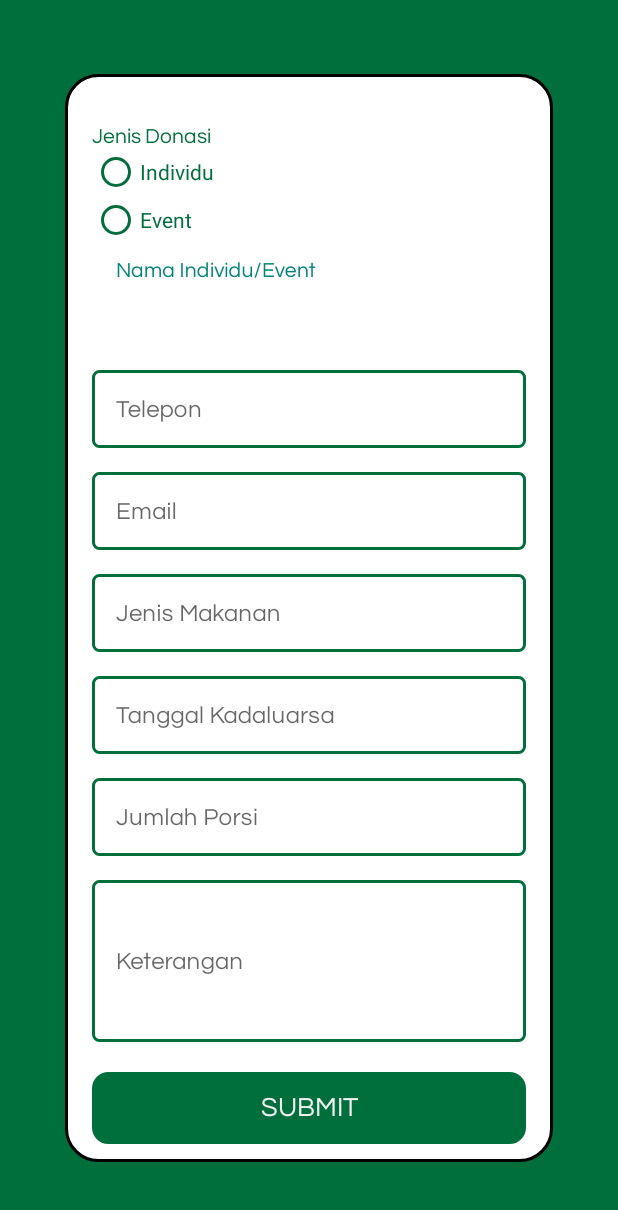
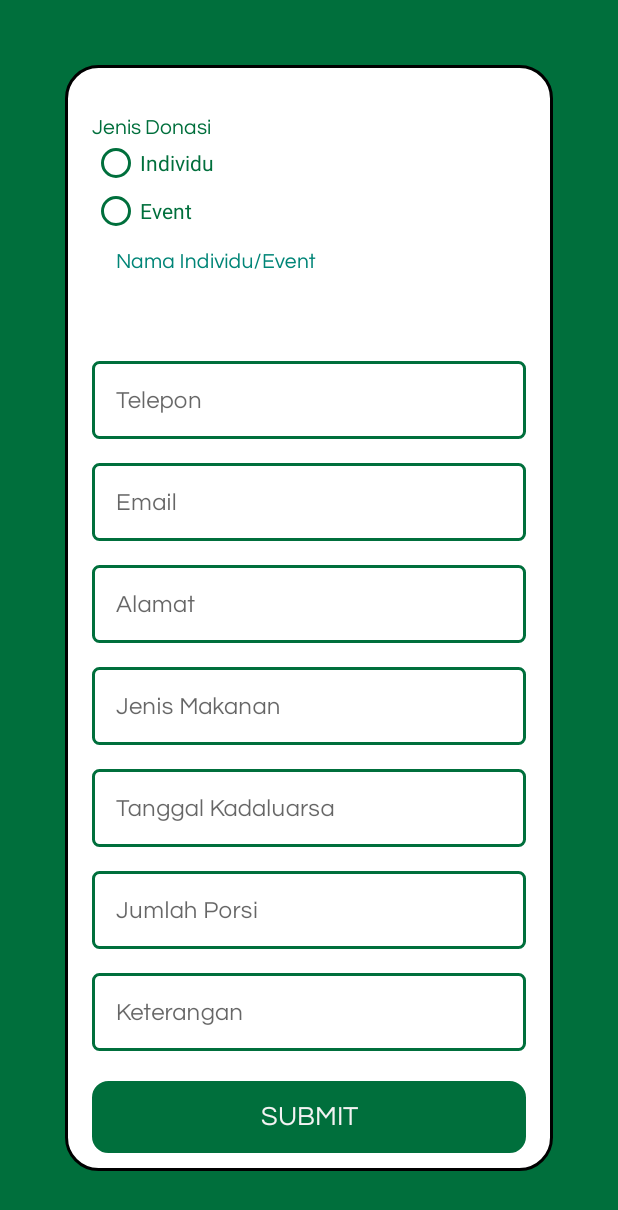
Before and after one commit to rifdahneta/Foodless, an Android app: the Form screen opened directly, with no data from a screen before it, after a tap on "SUBMIT", on a phone screen of 412 x 824 dp. Shown: the top 1210 px of the screen. Run offline under Robolectric (Android 15) with nearby library versions, the phone set to English and light mode, and no system bars; our stand-ins replace Firebase (no records; nobody signed in at launch, a user with empty details on screens opened directly).

Commit message:
add alamat di form

```diff
--- a/app/src/main/java/pnj/ac/id/foodless/Activity/Form.java
+++ b/app/src/main/java/pnj/ac/id/foodless/Activity/Form.java
@@ -19,11 +19,11 @@ import pnj.ac.id.foodless.R;
 public class Form extends AppCompatActivity implements View.OnClickListener {
 
 
-    private EditText formNama, formTelepon, formEmail, formJenisMakanan, formKadaluarsa, formPorsi, formKeterangan;
+    private EditText formNama, formTelepon, formEmail, formJenisMakanan, formKadaluarsa, formPorsi, formKeterangan, formAlamat;
     private Button btnForm;
     private RadioGroup radioJenis;
     private RadioButton radioEvent, radioIndividu;
-   private String getJenis, getJenisMakanan, getJumlahPorsi, getKadaluarsa, getKeterangan, getNama, getTelepon, getEmail;
+   private String getJenis, getJenisMakanan, getJumlahPorsi, getKadaluarsa, getKeterangan, getNama, getTelepon, getEmail, getAlamat;
 
     private FirebaseDatabase database;
     private DatabaseReference getReference;
@@ -41,6 +41,7 @@ public class Form extends AppCompatActivity implements View.OnClickListener {
         formKadaluarsa = findViewById(R.id.formKadaluarsa);
         formPorsi = findViewById(R.id.formPorsi);
         formKeterangan = findViewById(R.id.formKeterangan);
+        formAlamat = findViewById(R.id.formAlamat);
 
         //inisialisasi ID button
         btnForm = findViewById(R.id.btnForm);
@@ -74,12 +75,13 @@ public class Form extends AppCompatActivity implements View.OnClickListener {
             getKadaluarsa = formKadaluarsa.getText().toString();
             getJumlahPorsi = formPorsi.getText().toString();
             getKeterangan = formKeterangan.getText().toString();
+            getAlamat = formAlamat.getText().toString();
             getReference = database.getReference();
 
             //menyimpan data
             getReference.child("donasi")
                     .push()
-                    .setValue(new FormModel(getJenis, getJenisMakanan, getJumlahPorsi, getKadaluarsa, getKeterangan, getNama, getTelepon, getEmail  ))
+                    .setValue(new FormModel(getJenis, getJenisMakanan, getJumlahPorsi, getKadaluarsa, getKeterangan, getNama, getTelepon, getEmail,getAlamat  ))
                     .addOnSuccessListener(this, new OnSuccessListener<Void>() {
                         @Override
                         public void onSuccess(Void aVoid) {
@@ -91,6 +93,7 @@ public class Form extends AppCompatActivity implements View.OnClickListener {
                             formKadaluarsa.setText("");
                             formPorsi.setText("");
                             formKeterangan.setText("");
+                            formAlamat.setText("");
                             Toast.makeText(Form.this, "Data Tersimpan", Toast.LENGTH_SHORT).show();
                         }
                     });
--- a/app/src/main/java/pnj/ac/id/foodless/Model/FormModel.java
+++ b/app/src/main/java/pnj/ac/id/foodless/Model/FormModel.java
@@ -9,6 +9,15 @@ public class FormModel {
     private String nama;
     private String telepon;
     private String email;
+    private String alamat;
+
+    public String getAlamat() {
+        return alamat;
+    }
+
+    public void setAlamat(String alamat) {
+        this.alamat = alamat;
+    }
 
     public String getJenis() {
         return jenis;
@@ -79,7 +88,7 @@ public class FormModel {
 
     }
 
-    public FormModel(String jenis, String jenisMakanan, String jumlahPorsi, String kadaluarsa, String keterangan, String nama, String telepon, String email){
+    public FormModel(String jenis, String jenisMakanan, String jumlahPorsi, String kadaluarsa, String keterangan, String nama, String telepon, String email, String alamat){
         this.jenis = jenis;
         this.jenisMakanan = jenisMakanan;
         this.jumlahPorsi = jumlahPorsi;
@@ -88,6 +97,7 @@ public class FormModel {
         this.nama = nama;
         this.telepon = telepon;
         this.email = email;
+        this.alamat = alamat;
     }
 
 }
--- a/app/src/main/res/layout/activity_form.xml
+++ b/app/src/main/res/layout/activity_form.xml
@@ -121,6 +121,26 @@
 
             </android.support.design.widget.TextInputLayout>
 
+
+            <android.support.design.widget.TextInputLayout
+                android:layout_width="match_parent"
+                android:layout_height="wrap_content"
+                android:layout_marginLeft="16dp"
+                android:layout_marginRight="16dp"
+                android:layout_marginBottom="10dp"
+                android:hint="@string/alamat">
+
+                <EditText
+                    android:id="@+id/formAlamat"
+                    android:layout_width="match_parent"
+                    android:layout_height="wrap_content"
+                    android:fontFamily="@font/questrial"
+                    android:inputType="textMultiLine"
+                    android:textColor="@color/Abu"
+                    android:textColorHint="@color/formBackground" />
+
+            </android.support.design.widget.TextInputLayout>
+
             <android.support.design.widget.TextInputLayout
                 android:layout_width="match_parent"
                 android:layout_height="wrap_content"
@@ -189,7 +209,7 @@
                 <EditText
                     android:id="@+id/formKeterangan"
                     android:layout_width="match_parent"
-                    android:layout_height="108dp"
+                    android:layout_height="wrap_content"
                     android:fontFamily="@font/questrial"
                     android:inputType="textMultiLine"
                     android:textColor="@color/Abu"
--- a/app/src/main/res/values/strings.xml
+++ b/app/src/main/res/values/strings.xml
@@ -46,4 +46,6 @@
     <string name="logout">Sign Out</string>
     <string name="donatur">Donatur</string>
     <string name="komunitas">Komunitas</string>
+
+    <string name="alamat">Alamat</string>
 </resources>
```
